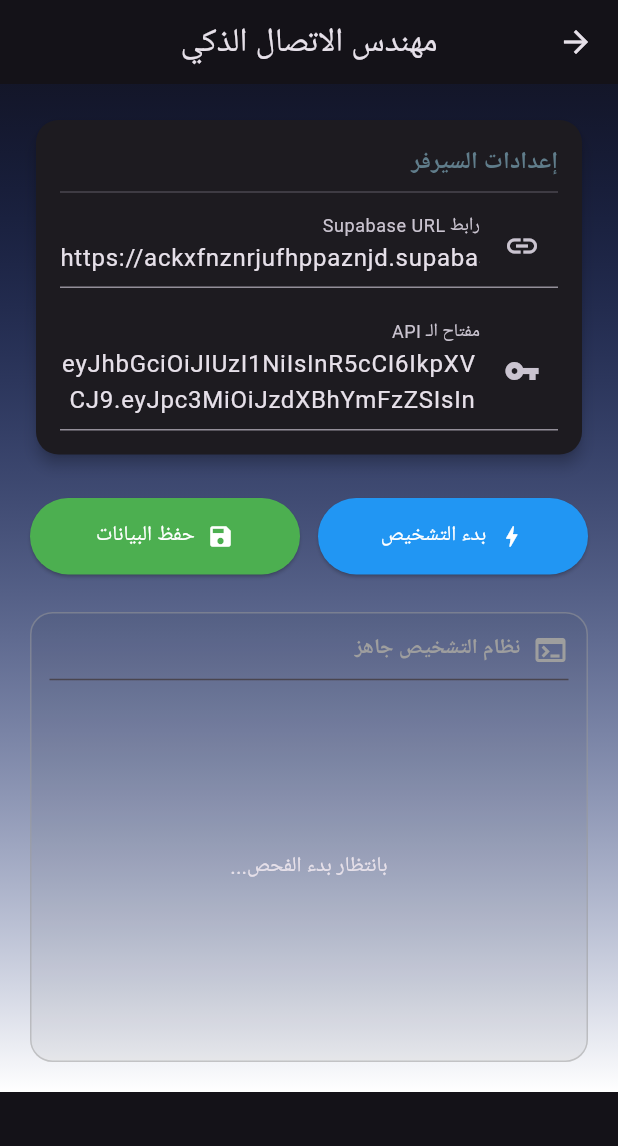
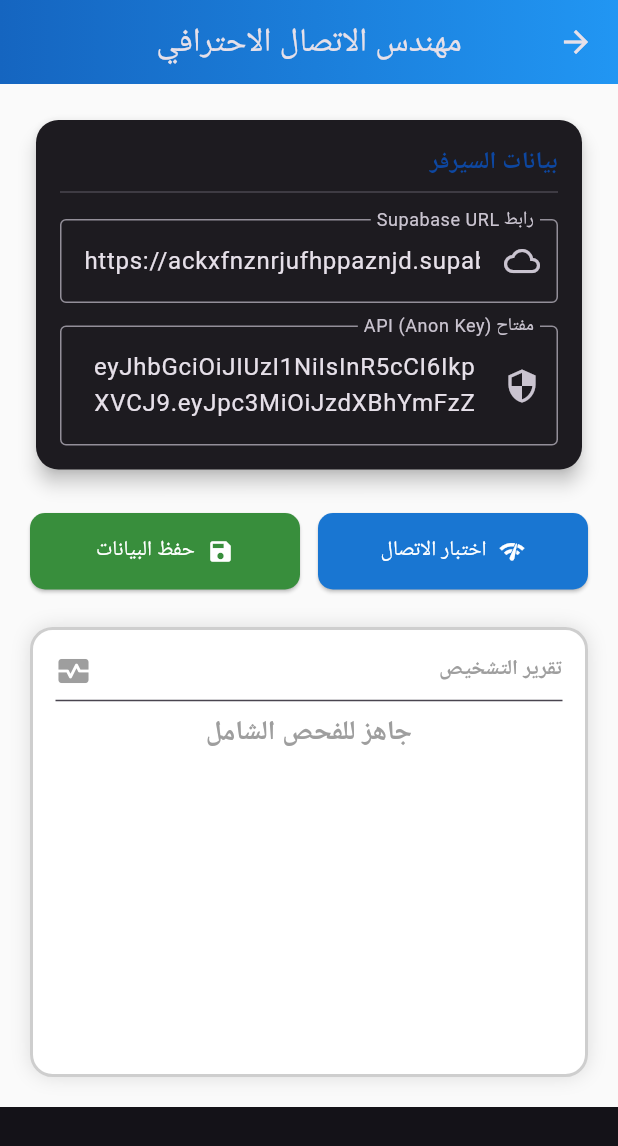
Before and after one commit to Mahmoodobaid/bin_obaid_mobile, a Flutter app: the ConnectionSettingsScreen screen opened directly, on a phone screen of 412 x 824 dp. Shown: the top 1146 px of the screen. Run offline on Flutter 3.47's test engine with Material 3 defaults, Android fonts, the phone set to English and light mode, and no system bars; our stand-ins replace cached_network_image, connectivity_plus, dio, flutter_riverpod, go_router, hive_flutter and 6 more; accounts and stored records are empty.

Commit message:
إعادة بناء الواجهة الاحترافية الكاملة لإعدادات الاتصال

```diff
--- a/lib/features/admin/settings/presentation/screens/connection_settings_screen.dart
+++ b/lib/features/admin/settings/presentation/screens/connection_settings_screen.dart
@@ -18,59 +18,53 @@ class _ConnectionSettingsScreenState extends ConsumerState<ConnectionSettingsScr
   final _urlController = TextEditingController();
   final _keyController = TextEditingController();
   bool _isLoading = false;
-  String _statusMessage = 'نظام التشخيص جاهز';
+  String _connectionStatus = 'جاهز للفحص الشامل';
   Color _statusColor = Colors.grey;
-  List<_LogEntry> _logs = [];
+  List<String> _diagnosticsLogs = [];
   bool _isServiceRole = false;
 
   @override
   void initState() {
     super.initState();
-    _loadSettings();
+    _loadSavedSettings();
   }
 
-  Future<void> _loadSettings() async {
+  Future<void> _loadSavedSettings() async {
     final prefs = await SharedPreferences.getInstance();
     setState(() {
       _urlController.text = prefs.getString('custom_supabase_url') ?? AppConfig.supabaseUrl;
       _keyController.text = prefs.getString('custom_supabase_key') ?? AppConfig.supabaseAnonKey;
-      _checkKeyType(_keyController.text);
+      _isServiceRole = _keyController.text.contains("service_role");
     });
   }
 
-  void _checkKeyType(String val) => setState(() => _isServiceRole = val.contains("service_role"));
-
-  void _addLog(String message, Color color) {
+  void _updateLogs(String message) {
     if (mounted) {
-      setState(() => _logs.insert(0, _LogEntry(message, color, DateTime.now())));
+      setState(() {
+        final timestamp = "${DateTime.now().hour}:${DateTime.now().minute.toString().padLeft(2, '0')}";
+        _diagnosticsLogs.insert(0, "$timestamp - $message");
+      });
     }
   }
 
-  Future<void> _runFullDiagnostics() async {
+  Future<void> _testConnection() async {
     setState(() {
       _isLoading = true;
-      _logs = [];
-      _statusMessage = 'جاري الفحص الشامل...';
+      _diagnosticsLogs = [];
+      _connectionStatus = 'جاري الفحص...';
       _statusColor = Colors.blue;
     });
 
     try {
-      _addLog("📡 فحص الاتصال بالشبكة المحلية...", Colors.blue);
+      _updateLogs("📡 فحص الاتصال بالإنترنت...");
       var connectivity = await Connectivity().checkConnectivity();
-      if (connectivity == ConnectivityResult.none) throw "الجهاز غير متصل بأي شبكة!";
-      _addLog("✅ متصل بالشبكة بنجاح.", Colors.green);
+      if (connectivity == ConnectivityResult.none) throw "لا يوجد اتصال بالشبكة.";
 
-      _addLog("🌍 فحص الوصول للإنترنت العالمي...", Colors.blue);
-      final dns = await InternetAddress.lookup('google.com').timeout(const Duration(seconds: 5));
-      if (dns.isEmpty) throw "لا يوجد وصول للإنترنت.";
-      _addLog("✅ الإنترنت متاح.", Colors.green);
+      _updateLogs("🌍 فحص الوصول لسيرفرات جوجل (DNS)...");
+      final dnsTest = await InternetAddress.lookup('google.com').timeout(const Duration(seconds: 5));
+      if (dnsTest.isEmpty) throw "الشبكة متصلة ولكن لا يوجد إنترنت.";
 
-      _addLog("🔍 فحص DNS للسيرفر الخاص بك...", Colors.blue);
-      Uri uri = Uri.parse(_urlController.text.trim());
-      await InternetAddress.lookup(uri.host).timeout(const Duration(seconds: 5));
-      _addLog("✅ تم العثور على عنوان السيرفر.", Colors.green);
-
-      _addLog("🔑 اختبار مفتاح API واستجابة الخادم...", Colors.blue);
+      _updateLogs("🔑 فحص استجابة سيرفر Supabase...");
       final dio = Dio(BaseOptions(connectTimeout: const Duration(seconds: 15)));
       final response = await dio.get('${_urlController.text.trim()}/rest/v1/', options: Options(headers: {
         'apikey': _keyController.text.trim(),
@@ -78,16 +72,16 @@ class _ConnectionSettingsScreenState extends ConsumerState<ConnectionSettingsScr
       }));
 
       if (response.statusCode == 200) {
-        _addLog("🚀 تم الاتصال بنجاح! السيرفر يستجيب بشكل مثالي.", Colors.green);
+        _updateLogs("✅ تم الاتصال بنجاح! السيرفر يعمل.");
         setState(() {
-          _statusMessage = "تم الاتصال بنجاح ✅";
+          _connectionStatus = "متصل بنجاح ✅";
           _statusColor = Colors.green;
         });
       }
     } catch (e) {
-      _addLog("❌ فشل التشخيص: $e", Colors.red);
+      _updateLogs("❌ خطأ: $e");
       setState(() {
-        _statusMessage = "فشل في الاتصال ❌";
+        _connectionStatus = "فشل الاتصال ❌";
         _statusColor = Colors.red;
       });
     } finally {
@@ -95,11 +89,15 @@ class _ConnectionSettingsScreenState extends ConsumerState<ConnectionSettingsScr
     }
   }
 
-  Future<void> _save() async {
+  Future<void> _saveSettings() async {
     final prefs = await SharedPreferences.getInstance();
     await prefs.setString('custom_supabase_url', _urlController.text.trim());
     await prefs.setString('custom_supabase_key', _keyController.text.trim());
-    ScaffoldMessenger.of(context).showSnackBar(const SnackBar(content: Text('تم حفظ الإعدادات بنجاح ✅')));
+    if (mounted) {
+      ScaffoldMessenger.of(context).showSnackBar(
+        const SnackBar(content: Text('تم حفظ الإعدادات بنجاح ✅')),
+      );
+    }
   }
 
   @override
@@ -107,29 +105,90 @@ class _ConnectionSettingsScreenState extends ConsumerState<ConnectionSettingsScr
     return Directionality(
       textDirection: TextDirection.rtl,
       child: Scaffold(
-        appBar: AppBar(title: const Text('مهندس الاتصال الذكي'), centerTitle: true, elevation: 0),
+        appBar: AppBar(
+          title: const Text('مهندس الاتصال الاحترافي'),
+          centerTitle: true,
+          elevation: 0,
+          backgroundColor: Colors.transparent,
+          flexibleSpace: Container(
+            decoration: BoxDecoration(
+              gradient: LinearGradient(colors: [Colors.blue.shade800, Colors.blue.shade500]),
+            ),
+          ),
+        ),
         body: Container(
-          decoration: BoxDecoration(gradient: LinearGradient(begin: Alignment.topCenter, end: Alignment.bottomCenter, colors: [Theme.of(context).primaryColor.withOpacity(0.1), Colors.white])),
+          decoration: BoxDecoration(
+            color: Colors.grey.shade50,
+          ),
           child: SingleChildScrollView(
             padding: const EdgeInsets.all(20),
             child: Column(
               children: [
-                _buildCard("إعدادات السيرفر", [
-                  TextField(controller: _urlController, decoration: const InputDecoration(labelText: 'رابط Supabase URL', prefixIcon: Icon(Icons.link))),
-                  const SizedBox(height: 15),
-                  TextField(controller: _keyController, maxLines: 2, onChanged: _checkKeyType, decoration: const InputDecoration(labelText: 'مفتاح الـ API', prefixIcon: Icon(Icons.vpn_key))),
-                  if (_isServiceRole) const Padding(padding: EdgeInsets.only(top: 8), child: Text("🛡️ وضع مدير النظام (Service Role) نشط", style: TextStyle(color: Colors.orange, fontWeight: FontWeight.bold, fontSize: 12))),
-                ]),
+                _buildCard(
+                  "بيانات السيرفر",
+                  [
+                    TextField(
+                      controller: _urlController,
+                      decoration: const InputDecoration(
+                        labelText: 'رابط Supabase URL',
+                        prefixIcon: Icon(Icons.cloud_queue),
+                        border: OutlineInputBorder(),
+                      ),
+                    ),
+                    const SizedBox(height: 15),
+                    TextField(
+                      controller: _keyController,
+                      maxLines: 2,
+                      decoration: const InputDecoration(
+                        labelText: 'مفتاح API (Anon Key)',
+                        prefixIcon: Icon(Icons.security),
+                        border: OutlineInputBorder(),
+                      ),
+                    ),
+                    if (_isServiceRole)
+                      const Padding(
+                        padding: EdgeInsets.only(top: 8),
+                        child: Text("⚠️ تنبيه: أنت تستخدم مفتاح مدير النظام",
+                        style: TextStyle(color: Colors.orange, fontWeight: FontWeight.bold, fontSize: 12)),
+                      ),
+                  ],
+                ),
                 const SizedBox(height: 25),
                 Row(
                   children: [
-                    Expanded(child: ElevatedButton.icon(onPressed: _isLoading ? null : _runFullDiagnostics, icon: _isLoading ? const SizedBox(width: 20, height: 20, child: CircularProgressIndicator(strokeWidth: 2, color: Colors.white)) : const Icon(Icons.bolt), label: const Text('بدء التشخيص'), style: ElevatedButton.styleFrom(backgroundColor: Colors.blue, foregroundColor: Colors.white, padding: const EdgeInsets.symmetric(vertical: 15)))),
+                    Expanded(
+                      child: ElevatedButton.icon(
+                        onPressed: _isLoading ? null : _testConnection,
+                        icon: _isLoading
+                          ? const SizedBox(width: 20, height: 20, child: CircularProgressIndicator(strokeWidth: 2, color: Colors.white))
+                          : const Icon(Icons.network_check),
+                        label: const Text('اختبار الاتصال'),
+                        style: ElevatedButton.styleFrom(
+                          backgroundColor: Colors.blue.shade700,
+                          foregroundColor: Colors.white,
+                          padding: const EdgeInsets.symmetric(vertical: 15),
+                          shape: RoundedRectangleBorder(borderRadius: BorderRadius.circular(10)),
+                        ),
+                      ),
+                    ),
                     const SizedBox(width: 12),
-                    Expanded(child: ElevatedButton.icon(onPressed: _save, icon: const Icon(Icons.save), label: const Text('حفظ البيانات'), style: ElevatedButton.styleFrom(backgroundColor: Colors.green, foregroundColor: Colors.white, padding: const EdgeInsets.symmetric(vertical: 15)))),
+                    Expanded(
+                      child: ElevatedButton.icon(
+                        onPressed: _saveSettings,
+                        icon: const Icon(Icons.save),
+                        label: const Text('حفظ البيانات'),
+                        style: ElevatedButton.styleFrom(
+                          backgroundColor: Colors.green.shade700,
+                          foregroundColor: Colors.white,
+                          padding: const EdgeInsets.symmetric(vertical: 15),
+                          shape: RoundedRectangleBorder(borderRadius: BorderRadius.circular(10)),
+                        ),
+                      ),
+                    ),
                   ],
                 ),
                 const SizedBox(height: 25),
-                _buildLogsPanel(),
+                _buildDiagnosticsPanel(),
               ],
             ),
           ),
@@ -140,39 +199,59 @@ class _ConnectionSettingsScreenState extends ConsumerState<ConnectionSettingsScr
 
   Widget _buildCard(String title, List<Widget> children) {
     return Card(
-      elevation: 4,
+      elevation: 5,
       shape: RoundedRectangleBorder(borderRadius: BorderRadius.circular(15)),
-      child: Padding(padding: const EdgeInsets.all(16), child: Column(crossAxisAlignment: CrossAxisAlignment.start, children: [
-        Text(title, style: const TextStyle(fontSize: 16, fontWeight: FontWeight.bold, color: Colors.blueGrey)),
-        const Divider(),
-        ...children,
-      ])),
+      child: Padding(
+        padding: const EdgeInsets.all(16),
+        child: Column(
+          crossAxisAlignment: CrossAxisAlignment.start,
+          children: [
+            Text(title, style: TextStyle(fontSize: 16, fontWeight: FontWeight.bold, color: Colors.blue.shade900)),
+            const Divider(),
+            const SizedBox(height: 10),
+            ...children,
+          ],
+        ),
+      ),
     );
   }
 
-  Widget _buildLogsPanel() {
+  Widget _buildDiagnosticsPanel() {
     return Container(
       height: 300,
       width: double.infinity,
-      decoration: BoxDecoration(color: Colors.black.withOpacity(0.05), borderRadius: BorderRadius.circular(15), border: Border.all(color: _statusColor.withOpacity(0.5))),
-      padding: const EdgeInsets.all(12),
+      decoration: BoxDecoration(
+        color: Colors.white,
+        borderRadius: BorderRadius.circular(15),
+        border: Border.all(color: _statusColor.withOpacity(0.5), width: 2),
+        boxShadow: [BoxShadow(color: Colors.black12, blurRadius: 10)],
+      ),
+      padding: const EdgeInsets.all(15),
       child: Column(
         children: [
-          Row(children: [Icon(Icons.terminal, color: _statusColor), const SizedBox(width: 8), Text(_statusMessage, style: TextStyle(color: _statusColor, fontWeight: FontWeight.bold))]),
+          Row(
+            mainAxisAlignment: MainAxisAlignment.spaceBetween,
+            children: [
+              Text("تقرير التشخيص", style: TextStyle(fontWeight: FontWeight.bold, color: _statusColor)),
+              Icon(Icons.monitor_heart, color: _statusColor),
+            ],
+          ),
           const Divider(),
-          Expanded(child: _logs.isEmpty ? const Center(child: Text("بانتظار بدء الفحص...")) : ListView.builder(itemCount: _logs.length, itemBuilder: (context, i) {
-            final log = _logs[i];
-            return Padding(padding: const EdgeInsets.symmetric(vertical: 3), child: Text("${log.time.hour}:${log.time.minute.toString().padLeft(2, '0')} - ${log.message}", style: TextStyle(color: log.color, fontSize: 12, fontFamily: 'monospace')));
-          })),
+          Center(child: Text(_connectionStatus, style: TextStyle(fontSize: 18, fontWeight: FontWeight.bold, color: _statusColor))),
+          const SizedBox(height: 10),
+          Expanded(
+            child: ListView.builder(
+              itemCount: _diagnosticsLogs.length,
+              itemBuilder: (context, index) {
+                return Padding(
+                  padding: const EdgeInsets.symmetric(vertical: 4),
+                  child: Text(_diagnosticsLogs[index], style: const TextStyle(fontSize: 13, color: Colors.black87, fontFamily: 'monospace')),
+                );
+              },
+            ),
+          ),
         ],
       ),
     );
   }
 }
-
-class _LogEntry {
-  final String message;
-  final Color color;
-  final DateTime time;
-  _LogEntry(this.message, this.color, this.time);
-}
```
